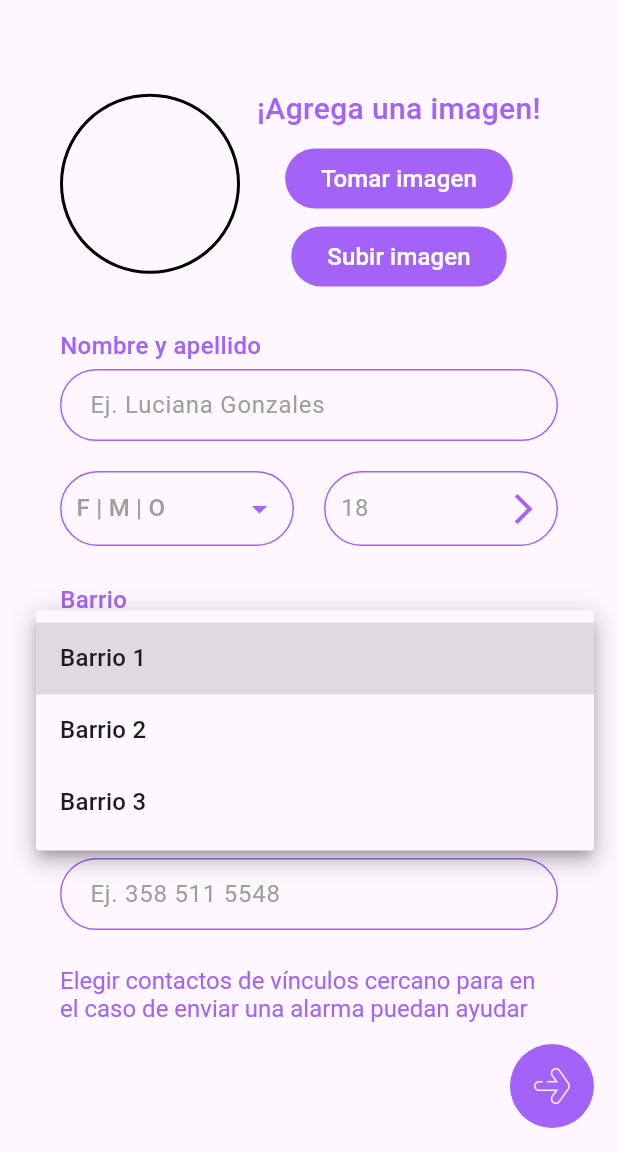
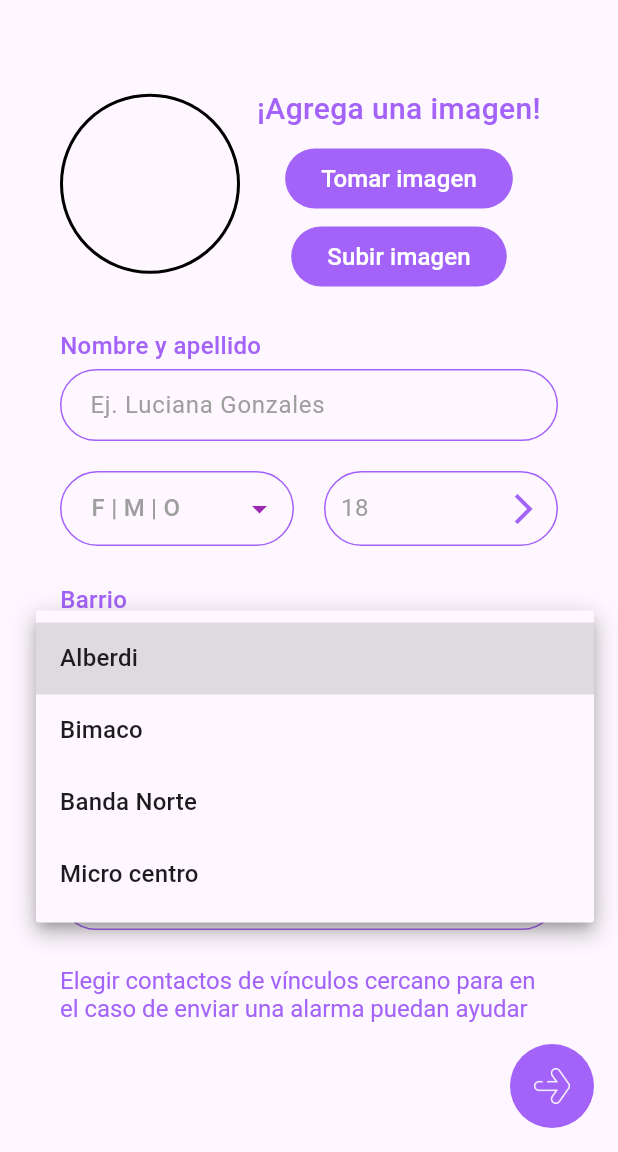
Before and after one commit to tomyrodeghiero/seguridad_vecinal, a Flutter app: the PersonalInfoScreen screen opened by its route, after a tap on "Selecciona tu barrio", on a phone screen of 412 x 824 dp, the part 84-1236 px from its top. Run offline on Flutter 3.47's test engine with Material 3 defaults, Android fonts, the phone set to English and light mode, and no system bars; our stand-ins replace firebase_auth, firebase_core, flutter_map, flutter_svg, fluttertoast, google_sign_in and 1 more; accounts and stored records are empty.

Commit message:
Update project

```diff
--- a/app/lib/screens/personal_info_screen.dart
+++ b/app/lib/screens/personal_info_screen.dart
@@ -1,5 +1,8 @@
 import 'package:flutter/material.dart';
-import 'package:seguridad_vecinal/colors.dart'; // Asegúrate de tener este archivo con la definición de los colores
+import 'package:seguridad_vecinal/colors.dart';
+import 'package:fluttertoast/fluttertoast.dart';
+import 'dart:convert';
+import 'package:http/http.dart' as http;
 
 class PersonalInfoScreen extends StatefulWidget {
   @override
@@ -7,17 +10,82 @@ class PersonalInfoScreen extends StatefulWidget {
 }
 
 class _PersonalInfoScreenState extends State<PersonalInfoScreen> {
-  String? selectedGender; // null indica que no hay selección inicial
   TextEditingController ageController = TextEditingController();
+  TextEditingController nameController = TextEditingController();
+  String? selectedGender;
+  String?
+      selectedNeighborhood; // Asumiendo que tienes esta variable para el barrio
+  final _formKey = GlobalKey<FormState>();
 
   @override
   void dispose() {
+    nameController.dispose();
     ageController.dispose();
     super.dispose();
   }
 
   @override
   Widget build(BuildContext context) {
+    final Map<String, dynamic> registrationData =
+        ModalRoute.of(context)?.settings.arguments as Map<String, dynamic>? ??
+            {};
+    final String email = registrationData['email'] ?? 'No proporcionado';
+    final String password = registrationData['password'] ?? 'No proporcionado';
+
+    void _registerUser() async {
+      if (_formKey.currentState!.validate()) {
+        final String contactPhone1 = '';
+        final String contactPhone2 = '';
+        final response = await http.post(
+          Uri.parse('http://127.0.0.1:5001/api/register-user'),
+          headers: <String, String>{
+            'Content-Type': 'application/json; charset=UTF-8',
+          },
+          body: jsonEncode(<String, dynamic>{
+            'email': email,
+            'password': password,
+            'neighborhood': selectedNeighborhood,
+            'gender': selectedGender,
+            'age': int.tryParse(ageController.text) ?? 0,
+            'contactPhone': [contactPhone1, contactPhone2],
+          }),
+        );
+
+        if (response.statusCode == 201) {
+          Fluttertoast.showToast(
+            msg: "Usuario registrado con éxito",
+            toastLength: Toast.LENGTH_SHORT,
+            gravity: ToastGravity.CENTER,
+            timeInSecForIosWeb: 1,
+            backgroundColor: Colors.green,
+            textColor: Colors.white,
+            fontSize: 16.0,
+          );
+          Navigator.of(context).pushNamed('/home');
+        } else {
+          Fluttertoast.showToast(
+            msg: "Error al registrar el usuario: ${response.body}",
+            toastLength: Toast.LENGTH_LONG,
+            gravity: ToastGravity.CENTER,
+            timeInSecForIosWeb: 1,
+            backgroundColor: Colors.red,
+            textColor: Colors.white,
+            fontSize: 16.0,
+          );
+        }
+      } else {
+        Fluttertoast.showToast(
+          msg: "Por favor, completa todos los campos obligatorios",
+          toastLength: Toast.LENGTH_SHORT,
+          gravity: ToastGravity.CENTER,
+          timeInSecForIosWeb: 1,
+          backgroundColor: Colors.red,
+          textColor: Colors.white,
+          fontSize: 16.0,
+        );
+      }
+    }
+
     return Scaffold(
       appBar: AppBar(
         backgroundColor: Colors.white,
@@ -38,6 +106,8 @@ class _PersonalInfoScreenState extends State<PersonalInfoScreen> {
       body: SingleChildScrollView(
         child: Padding(
           padding: EdgeInsets.symmetric(horizontal: 40.0, vertical: 50.0),
+          child: Form(
+            key: _formKey,
             child: Column(
               crossAxisAlignment: CrossAxisAlignment.stretch,
               children: <Widget>[
@@ -73,8 +143,8 @@ class _PersonalInfoScreenState extends State<PersonalInfoScreen> {
                           ElevatedButton(
                             child: Text(
                               'Tomar imagen',
-                            style:
-                                TextStyle(color: Colors.white, fontSize: 16.0),
+                              style: TextStyle(
+                                  color: Colors.white, fontSize: 16.0),
                             ),
                             onPressed: () {},
                             style: ElevatedButton.styleFrom(
@@ -90,8 +160,8 @@ class _PersonalInfoScreenState extends State<PersonalInfoScreen> {
                           ElevatedButton(
                             child: Text(
                               'Subir imagen',
-                            style:
-                                TextStyle(color: Colors.white, fontSize: 16.0),
+                              style: TextStyle(
+                                  color: Colors.white, fontSize: 16.0),
                             ),
                             onPressed: () {},
                             style: ElevatedButton.styleFrom(
@@ -121,14 +191,20 @@ class _PersonalInfoScreenState extends State<PersonalInfoScreen> {
                   ),
                 ),
                 TextFormField(
+                  controller: nameController,
+                  validator: (value) {
+                    if (value == null || value.isEmpty) {
+                      return '⚠️ Ingresar el nombre es obligatorio';
+                    }
+                    return null;
+                  },
                   decoration: InputDecoration(
                     hintText: 'Ej. Luciana Gonzales',
                     hintStyle: TextStyle(color: Colors.grey),
                     floatingLabelBehavior: FloatingLabelBehavior.never,
                     labelStyle: TextStyle(color: AppColors.purple500),
-                  contentPadding: EdgeInsets.symmetric(
-                      vertical: 12.0,
-                      horizontal: 16.0), // Ajusta el padding aquí
+                    contentPadding:
+                        EdgeInsets.symmetric(vertical: 12.0, horizontal: 16.0),
                     border: OutlineInputBorder(
                       borderRadius: BorderRadius.circular(30.0),
                       borderSide: BorderSide(color: AppColors.purple500),
@@ -153,18 +229,29 @@ class _PersonalInfoScreenState extends State<PersonalInfoScreen> {
                           padding: EdgeInsets.symmetric(horizontal: 10.0),
                           decoration: BoxDecoration(
                             borderRadius: BorderRadius.circular(30.0),
-                        border:
-                            Border.all(color: AppColors.purple500, width: 1.0),
+                            border: Border.all(
+                                color: AppColors.purple500, width: 1.0),
                           ),
-                      child: DropdownButtonHideUnderline(
-                        child: DropdownButton<String>(
+                          child: Theme(
+                            data: Theme.of(context).copyWith(
+                              inputDecorationTheme: InputDecorationTheme(
+                                border: InputBorder.none,
+                                contentPadding: EdgeInsets.symmetric(
+                                    vertical: 10.0, horizontal: 10.0),
+                              ),
+                            ),
+                            child: DropdownButtonFormField<String>(
+                              decoration: InputDecoration(),
                               hint: Text('F | M | O',
                                   style: TextStyle(color: Colors.grey)),
                               value: selectedGender,
                               icon: Icon(Icons.arrow_drop_down,
-                              color: AppColors.purple500),
-                          items: <String>['Femenino', 'Masculino', 'No decir']
-                              .map((String value) {
+                                  color: Colors.purple),
+                              items: <String>[
+                                'Femenino',
+                                'Masculino',
+                                'No decir'
+                              ].map((String value) {
                                 return DropdownMenuItem<String>(
                                   value: value,
                                   child: Text(value,
@@ -176,9 +263,14 @@ class _PersonalInfoScreenState extends State<PersonalInfoScreen> {
                                   selectedGender = newValue;
                                 });
                               },
+                              validator: (value) {
+                                if (value == null || value.isEmpty) {
+                                  return '⚠️ Por favor, selecciona tu género';
+                                }
+                                return null;
+                              },
                             ),
-                      ),
-                    ),
+                          )),
                     ),
                     SizedBox(width: 20.0),
                     Expanded(
@@ -186,8 +278,8 @@ class _PersonalInfoScreenState extends State<PersonalInfoScreen> {
                         padding: EdgeInsets.symmetric(horizontal: 10.0),
                         decoration: BoxDecoration(
                           borderRadius: BorderRadius.circular(30.0),
-                        border:
-                            Border.all(color: AppColors.purple500, width: 1.0),
+                          border: Border.all(
+                              color: AppColors.purple500, width: 1.0),
                         ),
                         child: Row(
                           children: <Widget>[
@@ -196,17 +288,13 @@ class _PersonalInfoScreenState extends State<PersonalInfoScreen> {
                                 controller: ageController,
                                 keyboardType: TextInputType.number,
                                 decoration: InputDecoration(
-                                border: InputBorder
-                                    .none, // Elimina el borde en todas las situaciones
-                                enabledBorder: InputBorder
-                                    .none, // Específicamente, cuando el TextField está habilitado
-                                focusedBorder: InputBorder
-                                    .none, // Cuando el TextField está enfocado
+                                  border: InputBorder.none,
+                                  enabledBorder: InputBorder.none,
+                                  focusedBorder: InputBorder.none,
                                   hintText: '18',
                                   hintStyle: TextStyle(color: Colors.grey),
-                                contentPadding: EdgeInsets.symmetric(
-                                    vertical:
-                                        10.0), // Ajusta el padding vertical como sea necesario
+                                  contentPadding:
+                                      EdgeInsets.symmetric(vertical: 10.0),
                                 ),
                                 style: TextStyle(color: AppColors.purple500),
                               ),
@@ -220,8 +308,6 @@ class _PersonalInfoScreenState extends State<PersonalInfoScreen> {
                   ],
                 ),
                 SizedBox(height: 20.0),
-
-// Agrega un título para el desplegable de Barrio
                 Padding(
                   padding: const EdgeInsets.symmetric(vertical: 4.0),
                   child: Text(
@@ -233,8 +319,6 @@ class _PersonalInfoScreenState extends State<PersonalInfoScreen> {
                         fontWeight: FontWeight.w500),
                   ),
                 ),
-
-              // Desplegable para seleccionar el Barrio
                 DropdownButtonFormField<String>(
                   decoration: InputDecoration(
                     contentPadding:
@@ -255,21 +339,20 @@ class _PersonalInfoScreenState extends State<PersonalInfoScreen> {
                     ),
                   ),
                   hint: Text('Selecciona tu barrio'),
-                items: <String>['Barrio 1', 'Barrio 2', 'Barrio 3']
-                    .map((String value) {
+                  items: <String>[
+                    'Alberdi',
+                    'Bimaco',
+                    'Banda Norte',
+                    'Micro centro',
+                  ].map((String value) {
                     return DropdownMenuItem<String>(
                       value: value,
                       child: Text(value),
                     );
                   }).toList(),
-                onChanged: (String? newValue) {
-                  // Añade tu lógica para manejar el cambio de selección
-                },
+                  onChanged: (String? newValue) {},
                 ),
-
                 SizedBox(height: 20.0),
-
-              // Agrega los campos para Contactos directos
                 Padding(
                   padding: const EdgeInsets.symmetric(vertical: 4.0),
                   child: Text(
@@ -281,8 +364,6 @@ class _PersonalInfoScreenState extends State<PersonalInfoScreen> {
                         fontWeight: FontWeight.w500),
                   ),
                 ),
-
-              // Primer campo de Contactos directos
                 TextFormField(
                   decoration: InputDecoration(
                     hintText: 'Ej. 358 513 5564',
@@ -306,10 +387,7 @@ class _PersonalInfoScreenState extends State<PersonalInfoScreen> {
                   ),
                   keyboardType: TextInputType.phone,
                 ),
-
                 SizedBox(height: 10.0),
-
-// Segundo campo de Contactos directos
                 TextFormField(
                   decoration: InputDecoration(
                     hintText: 'Ej. 358 511 5548',
@@ -333,12 +411,12 @@ class _PersonalInfoScreenState extends State<PersonalInfoScreen> {
                   ),
                   keyboardType: TextInputType.phone,
                 ),
-
                 SizedBox(height: 24.0),
                 RichText(
                   textAlign: TextAlign.left,
                   text: TextSpan(
-                  style: TextStyle(color: AppColors.purple500, fontSize: 16.0),
+                    style:
+                        TextStyle(color: AppColors.purple500, fontSize: 16.0),
                     children: <TextSpan>[
                       TextSpan(
                           text:
@@ -350,22 +428,19 @@ class _PersonalInfoScreenState extends State<PersonalInfoScreen> {
             ),
           ),
         ),
+      ),
       floatingActionButton: Align(
         alignment: Alignment.bottomRight,
         child: InkWell(
-          onTap: () {
-            Navigator.of(context).pushNamed(
-                '/onboarding'); // Navega a la pantalla de información personal
-          },
+          onTap: _registerUser,
           child: Container(
-            width: 56, // Tamaño estándar de un FloatingActionButton
+            width: 56,
             height: 56,
             decoration: BoxDecoration(
-              color: AppColors.purple500, // Color de fondo blanco
-              borderRadius: BorderRadius.circular(100), // BorderRadius de 100
+              color: AppColors.purple500,
+              borderRadius: BorderRadius.circular(100),
             ),
             child: Center(
-              // Centra el ícono en el Container
               child: Image.asset(
                 'assets/forward-arrow.png',
                 height: 24.0,
--- a/app/pubspec.yaml
+++ b/app/pubspec.yaml
@@ -42,6 +42,7 @@ dependencies:
   firebase_auth: ^4.17.6
   firebase_core : ^2.25.5
   fluttertoast: ^8.2.4
+  http: ^1.2.0
 
 dev_dependencies:
   flutter_test:
```
Also changed, not shown: app/pubspec.lock. Lines whose indentation alone changed are shown as unchanged.
